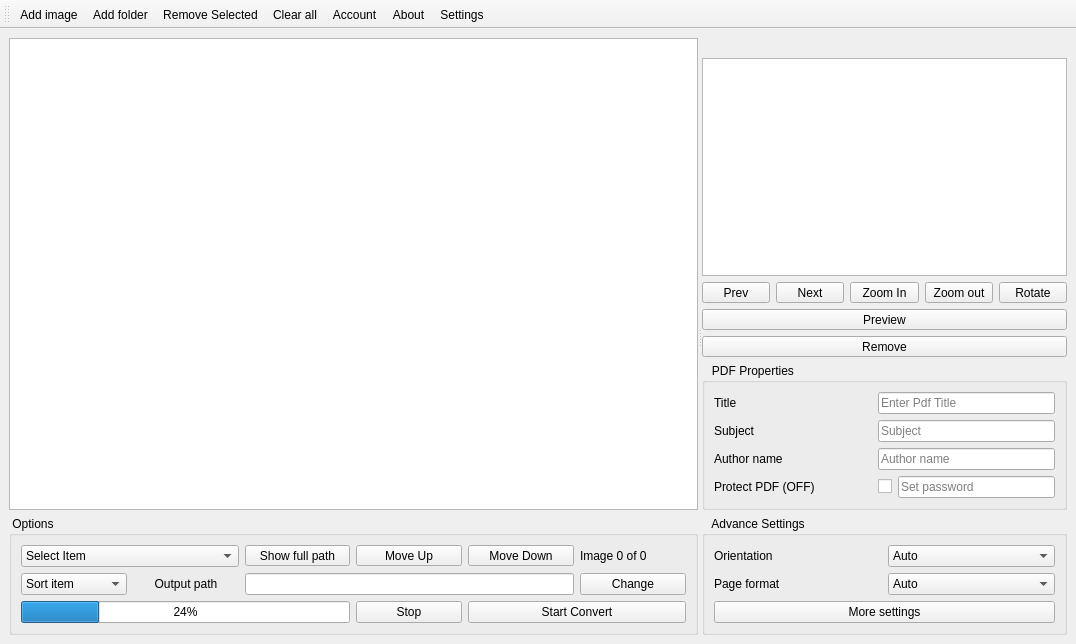
Qt form src/jpg2pdf.ui (rishabh3354/JPG2PDF) before a commit.
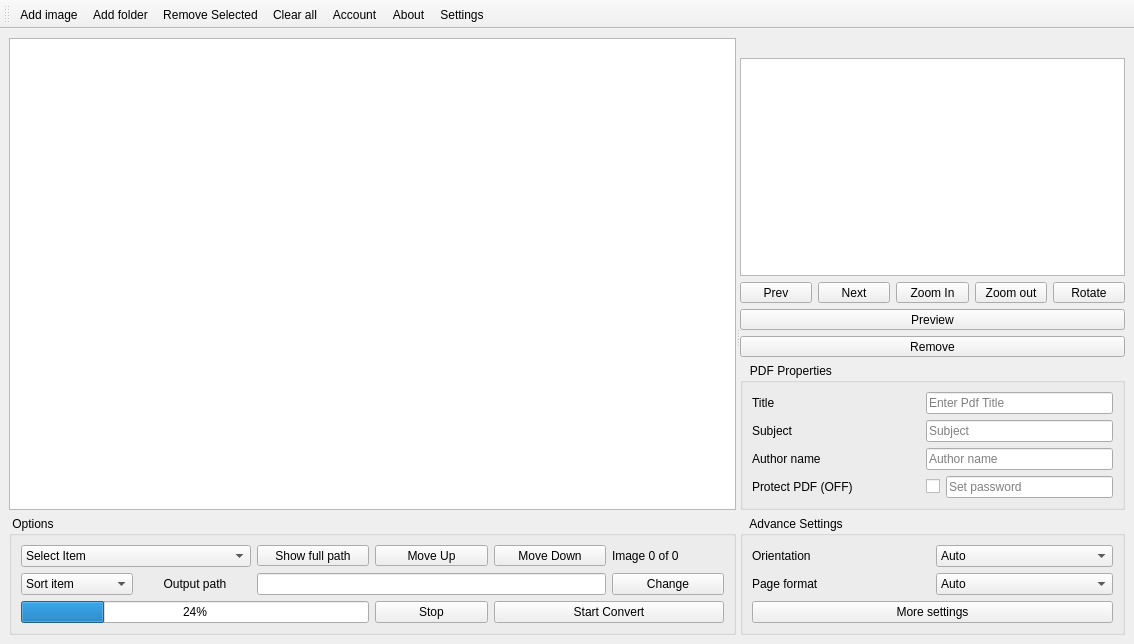
The same form after that commit.

Commit message: images added in qtable

```diff
--- a/src/jpg2pdf.ui
+++ b/src/jpg2pdf.ui
@@ -6,7 +6,7 @@
    <rect>
     <x>0</x>
     <y>0</y>
-    <width>1076</width>
+    <width>1134</width>
     <height>644</height>
    </rect>
   </property>
@@ -69,7 +69,7 @@
            <bool>true</bool>
           </attribute>
           <attribute name="horizontalHeaderMinimumSectionSize">
-           <number>90</number>
+           <number>30</number>
           </attribute>
           <attribute name="horizontalHeaderDefaultSectionSize">
            <number>100</number>
@@ -279,6 +279,12 @@
             <verstretch>0</verstretch>
            </sizepolicy>
           </property>
+          <property name="verticalScrollBarPolicy">
+           <enum>Qt::ScrollBarAlwaysOff</enum>
+          </property>
+          <property name="horizontalScrollBarPolicy">
+           <enum>Qt::ScrollBarAlwaysOff</enum>
+          </property>
          </widget>
         </item>
         <item>
```
The commit also changes 2 other files.
